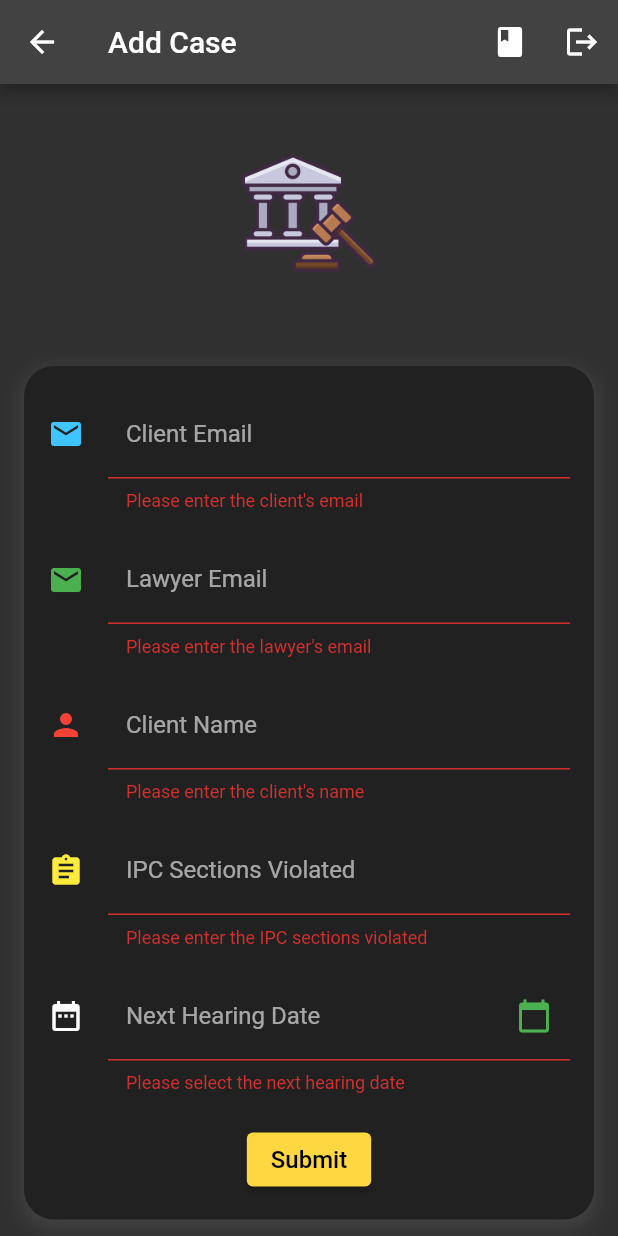
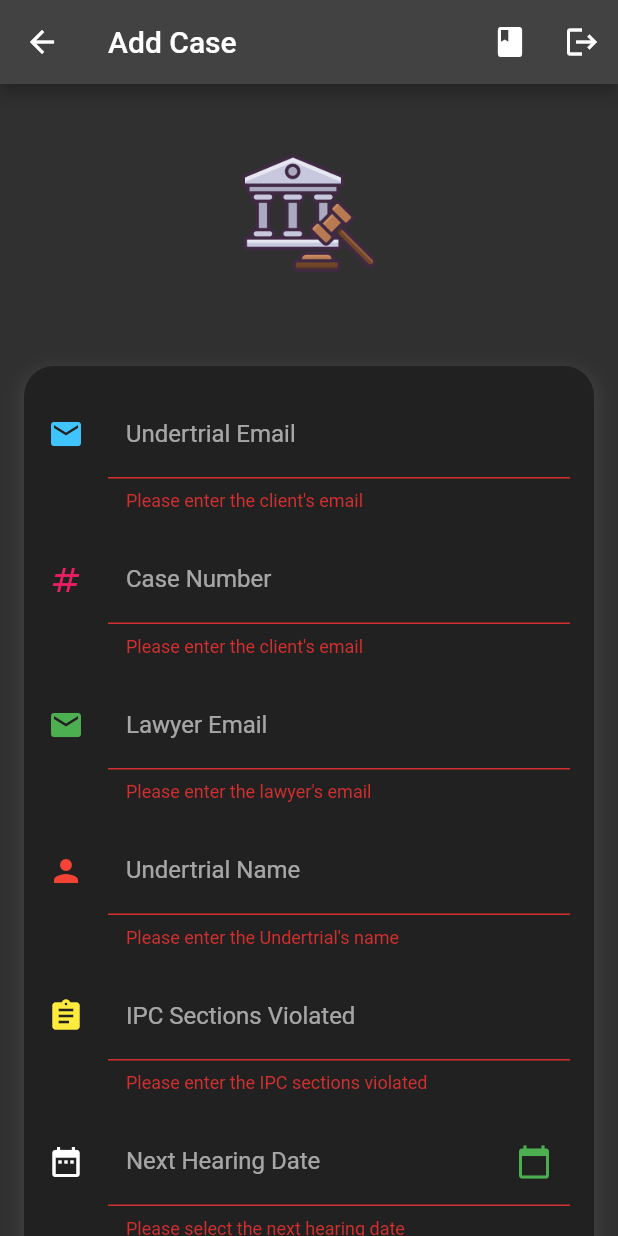
Before and after one commit to harshitsinghcode/law_help_falcon, a Flutter app: the CourtAddCase screen opened directly, after a tap on "Submit", on a phone screen of 412 x 824 dp. Run offline on Flutter 3.47's test engine with Material 2 defaults, Android fonts, the phone set to English and light mode, and no system bars; our stand-ins replace cloud_firestore, dot_navigation_bar, firebase_auth, firebase_core, google_maps_flutter, shared_preferences and 1 more; accounts and stored records are empty.

Commit message:
fixed add case method

```diff
--- a/lib/screens/stakeholders/court/court_add_case.dart
+++ b/lib/screens/stakeholders/court/court_add_case.dart
@@ -18,6 +18,7 @@ class _CourtAddCaseState extends State<CourtAddCase> {
   final TextEditingController _clientEmailController = TextEditingController();
   final TextEditingController _lawyerEmailController = TextEditingController();
   final TextEditingController _clientNameController = TextEditingController();
+  final TextEditingController _caseNumberController = TextEditingController();
   final TextEditingController _ipcSectionsController = TextEditingController();
   final TextEditingController _nextHearingDateController =
       TextEditingController();
@@ -52,6 +53,7 @@ class _CourtAddCaseState extends State<CourtAddCase> {
         final String courtId = user.uid;
         final String lawyerEmail = _lawyerEmailController.text.trim();
         final String clientEmail = _clientEmailController.text.trim();
+        final String caseNumber = _caseNumberController.text.trim();
         final String ipcSections = _ipcSectionsController.text.trim();
         final String nextHearingDate = _nextHearingDateController.text.trim();
         final String clientName = _clientNameController.text.trim();
@@ -74,6 +76,7 @@ class _CourtAddCaseState extends State<CourtAddCase> {
             await FirebaseFirestore.instance.collection('cases').add({
               'judgeName': judgeName,
               'courtId': courtId,
+              'caseNumber': caseNumber,
               'clientEmail': clientEmail,
               'lawyerEmail': lawyerEmail,
               'clientName': clientName,
@@ -167,7 +170,7 @@ class _CourtAddCaseState extends State<CourtAddCase> {
                     TextFormField(
                       controller: _clientEmailController,
                       decoration: InputDecoration(
-                          labelText: 'Client Email',
+                          labelText: 'Undertrial Email',
                           enabledBorder: OutlineInputBorder(
                             borderSide: BorderSide(
                               width: _clientEmailFocused ? 3 : 1,
@@ -180,6 +183,39 @@ class _CourtAddCaseState extends State<CourtAddCase> {
                           icon: const Icon(
                             Icons.email,
                             color: Colors.lightBlueAccent,
+                          )),
+                      validator: (value) {
+                        if (value == null || value.isEmpty) {
+                          return 'Please enter the client\'s email';
+                        }
+                        return null;
+                      },
+                      onTap: () {
+                        setState(() {
+                          _clientEmailFocused = true;
+                          _clientNameFocused = false;
+                          _ipcSectionsFocused = false;
+                          _nextHearingDateFocused = false;
+                        });
+                      },
+                    ),
+                    const SizedBox(height: 16),
+                    TextFormField(
+                      controller: _caseNumberController,
+                      decoration: InputDecoration(
+                          labelText: 'Case Number',
+                          enabledBorder: OutlineInputBorder(
+                            borderSide: BorderSide(
+                              width: _clientEmailFocused ? 3 : 1,
+                              color: Colors.pink,
+                            ),
+                            borderRadius: BorderRadius.circular(20.0),
+                          ),
+                          filled: true,
+                          fillColor: Colors.grey[900],
+                          icon: const Icon(
+                            Icons.numbers,
+                            color: Colors.pink,
                           )),
                       validator: (value) {
                         if (value == null || value.isEmpty) {
@@ -234,7 +270,7 @@ class _CourtAddCaseState extends State<CourtAddCase> {
                     TextFormField(
                       controller: _clientNameController,
                       decoration: InputDecoration(
-                        labelText: 'Client Name',
+                        labelText: 'Undertrial Name',
                         enabledBorder: OutlineInputBorder(
                           borderSide: BorderSide(
                             width: _clientNameFocused ? 3 : 1,
@@ -248,7 +284,7 @@ class _CourtAddCaseState extends State<CourtAddCase> {
                       ),
                       validator: (value) {
                         if (value == null || value.isEmpty) {
-                          return 'Please enter the client\'s name';
+                          return 'Please enter the Undertrial\'s name';
                         }
                         return null;
                       },
--- a/lib/screens/stakeholders/undertrial/ut_support.dart
+++ b/lib/screens/stakeholders/undertrial/ut_support.dart
@@ -1,4 +1,5 @@
 import 'package:flutter/material.dart';
+import 'package:law_help/widgets/buttons/logout_button.dart';
 
 class UTSupport extends StatelessWidget {
   const UTSupport({super.key});
@@ -88,6 +89,8 @@ class UTSupport extends StatelessWidget {
                     },
                     gradientColors: const [Colors.purple, Colors.deepPurple],
                   ),
+                  const SizedBox(height: 20),
+                  LogoutButton(),
                   const SizedBox(height: 20),
                   SupportOptionCard(
                     title: 'Mental Health Support',
```
Also changed, not shown: 1 other file.
